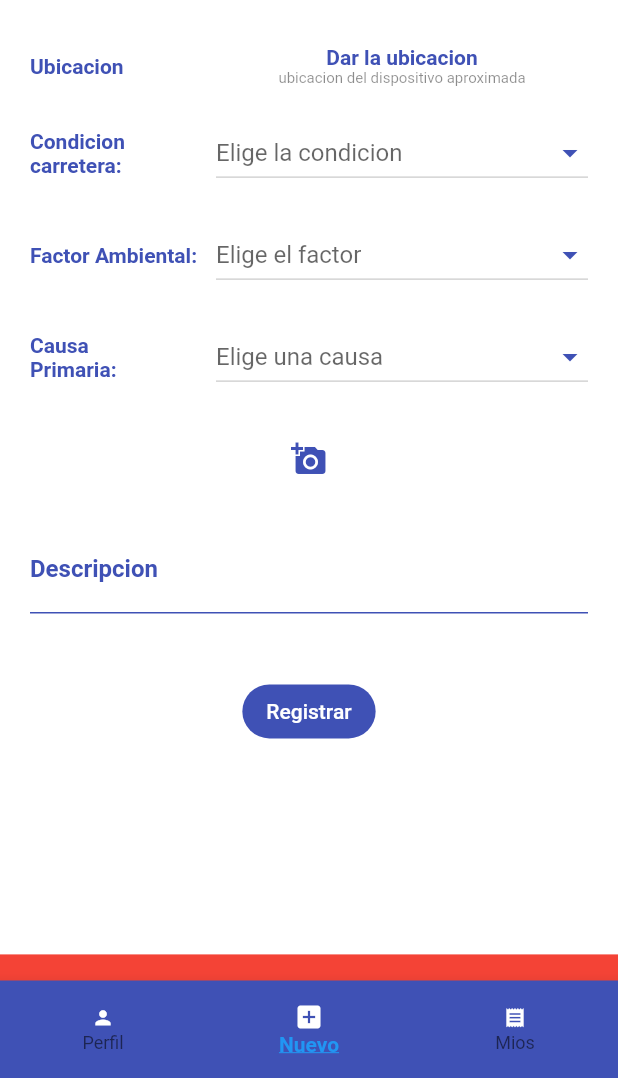
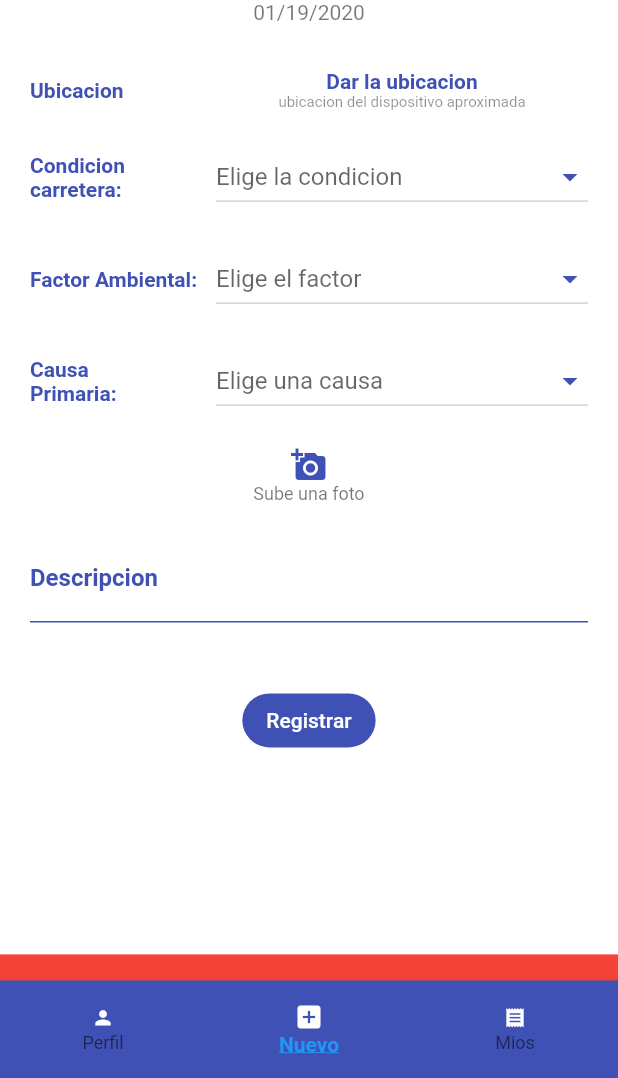
Before and after one commit to fredytellor/siniestros_app, a Flutter app: the HomeScreen screen opened by its route, on a phone screen of 412 x 824 dp, the part 158-1236 px from its top. Run offline on Flutter 3.47's test engine with Material 2 defaults, Android fonts, the phone set to English and light mode, and no system bars; our stand-ins replace cloud_firestore, firebase_auth, geolocator, image_picker; accounts and stored records are empty.

Commit message:
implementacion de carga de foto y fecha del momento formateada

```diff
--- a/lib/widgets/new_siniestros_home.dart
+++ b/lib/widgets/new_siniestros_home.dart
@@ -1,8 +1,10 @@
 import 'dart:io';
-
+import 'package:intl/intl.dart';
 import 'package:flutter/material.dart';
 import 'package:geolocator/geolocator.dart';
 import 'package:image_picker/image_picker.dart';
+import 'package:provider/provider.dart';
+import 'package:siniestros_app/providers/methods.dart';
 
 class NewSiniestrosHome extends StatefulWidget {
   final BoxConstraints constraints;
@@ -24,6 +26,8 @@ class _NewSiniestrosHomeState extends State<NewSiniestrosHome> {
   List<Placemark> placemark;
   @override
   Widget build(BuildContext context) {
+    Methods methods = Provider.of<Methods>(context);
+
     Future<void> _getPosition() async {
       await Geolocator()
           .getCurrentPosition(desiredAccuracy: LocationAccuracy.best)
@@ -33,11 +37,20 @@ class _NewSiniestrosHomeState extends State<NewSiniestrosHome> {
       });
     }
 
-    Future <void> _getImage() async {
+    Future<void> _getImage() async {
       var image = await ImagePicker.pickImage(source: ImageSource.gallery);
-      setState(() {
-        _image = image;
-      });
+      if (image != null) {
+        setState(() {
+          _image = image;
+        });
+        methods.showSnackbar(
+            context: context, duracion: 2, mensaje: 'Foto lista!');
+      } else {
+        methods.showSnackbar(
+            context: context,
+            duracion: 2,
+            mensaje: 'No has elegido una foto nueva');
+      }
     }
 
     Future<void> _getAddress(double lati, double longi) async {
@@ -121,6 +134,10 @@ class _NewSiniestrosHomeState extends State<NewSiniestrosHome> {
                       fontWeight: FontWeight.bold,
                     ),
                   ),
+                ),
+                Text(
+                  DateFormat('MM/d/y').format(DateTime.now()),
+                  style: TextStyle(color: Colors.black54),
                 ),
                 SizedBox(
                   height: 30,
@@ -349,16 +366,27 @@ class _NewSiniestrosHomeState extends State<NewSiniestrosHome> {
                 SizedBox(
                   height: 20,
                 ),
-                IconButton(
-                  color: Colors.red,
-                  icon: Icon(
-                    (_image!=null)?Icons.check_circle:Icons.add_a_photo,
-                    color: Colors.indigo,
+                GestureDetector(
+                  onTap: () {
+                    _getImage();
+                  },
+                  child: Column(
+                    children: <Widget>[
+                      Icon(
+                        (_image != null)
+                            ? Icons.check_circle
+                            : Icons.add_a_photo,
+                        color: Colors.indigo,
+                      ),
+                      Text(
+                        (_image != null) ? 'Elegir otra foto' : 'Sube una foto',
+                        style: TextStyle(
+                          color: Colors.black54,
+                          fontSize: 12,
+                        ),
+                      ),
+                    ],
                   ),
-                  tooltip: 'Sube una foto',
-                  onPressed: () {
-                  _getImage();
-                  },
                 ),
                 SizedBox(
                   height: 20,
--- a/pubspec.yaml
+++ b/pubspec.yaml
@@ -25,6 +25,7 @@ dependencies:
   firebase_core: ^0.4.3
   geolocator: ^5.2.0
   image_picker: ^0.6.3+1
+  intl: ^0.16.1
   # The following adds the Cupertino Icons font to your application.
   # Use with the CupertinoIcons class for iOS style icons.
   cupertino_icons: ^0.1.2
```
Also changed, not shown: lib/providers/methods.dart (+11 -0 lines), pubspec.lock.
